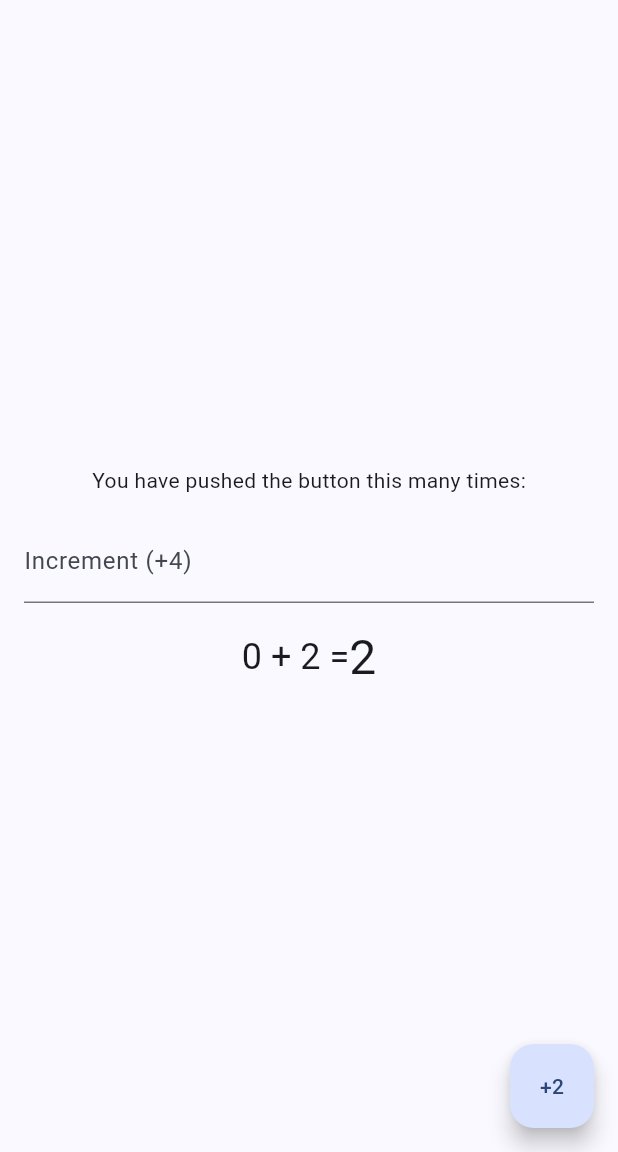
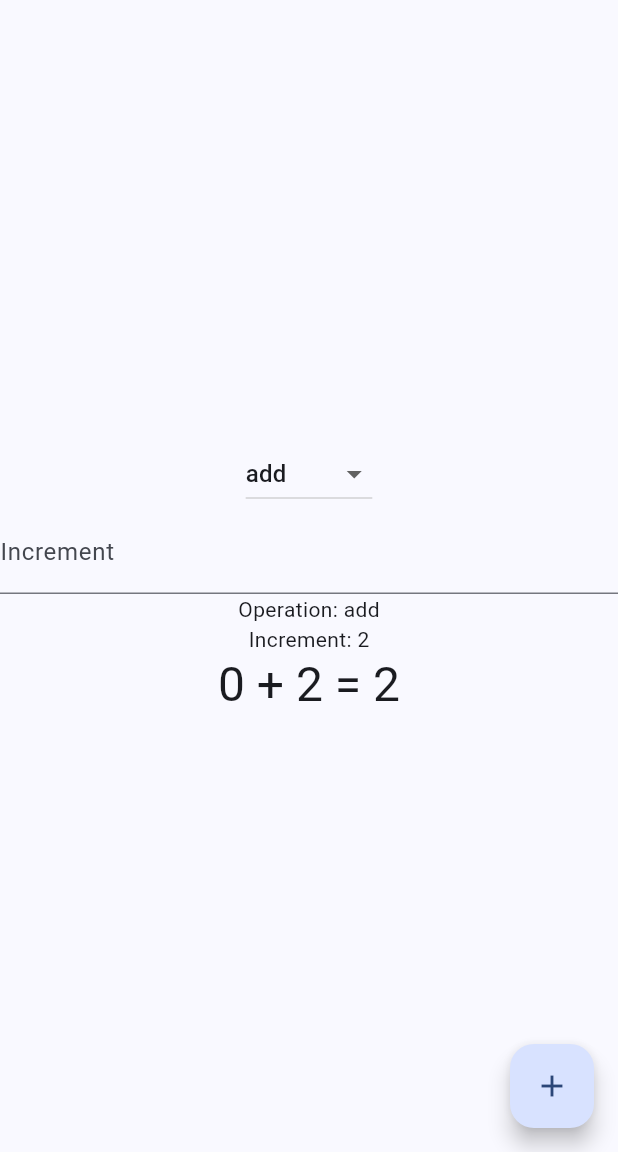
Before and after one commit to SeynabouBK/flutter-calculator, a Flutter app: the screen it shows after launch, on a phone screen of 412 x 824 dp, the part 84-1236 px from its top. Run offline on Flutter 3.47's test engine with Material 3 defaults, Android fonts, the phone set to English and light mode, and no system bars.

Commit message:
tp termine

```diff
--- a/lib/calculator.dart
+++ b/lib/calculator.dart
@@ -1,112 +1,198 @@
 import 'package:flutter/material.dart';
 import 'package:flutter/services.dart';
 
+enum Operation { add, multiply, subtract, divide }
+
 class Calculator extends StatefulWidget {
+  final String title;
   const Calculator({super.key, required this.title});
-
-  final String title;
 
   @override
   State<Calculator> createState() => _CalculatorState();
 }
 
 class _CalculatorState extends State<Calculator> {
-  int _counter = 0;
-  int increment = 2;
+  int _counter =
+      0; // Initialisation à 0, ajustée lors de la sélection de l'opération
+  int _clickCount = 0; // Suivi du nombre de clics
+  int increment = 2; // Valeur initiale de l'incrément
+  Operation _selectedOperation = Operation.add; // Opération initiale
+  final TextEditingController _incrementController = TextEditingController(
+      text: '2'); // Initialisation avec la valeur par défaut
 
   void _incrementCounter() {
     setState(() {
+      // Gestion du compteur pour le premier clic sur des opérations autres que l'addition
+      if (_clickCount == 0 && _selectedOperation != Operation.add) {
+        _counter = 2;
+      }
+
+      // Calcul selon l'opération sélectionnée
+      switch (_selectedOperation) {
+        case Operation.add:
           _counter += increment;
+          break;
+        case Operation.multiply:
+          _counter *= increment;
+          break;
+        case Operation.subtract:
+          _counter -= increment;
+          break;
+        case Operation.divide:
+          if (increment != 0) {
+            _counter ~/= increment;
+          } else {
+            _showErrorDialog('Division par zéro non permise');
+          }
+          break;
+      }
+      _clickCount +=
+          1; // Incrémentation: le compteur de clics après l'opération
     });
   }
 
   void _gestionIncrementInput(String value) {
     if (value.isEmpty) {
       setState(() {
-        increment = 2;
+        increment =
+            2; // Réinitialisation de l'incrément à 2 si le champ est vide
+        _incrementController.text =
+            '2'; // Réinitialise également le champ de texte
       });
       return;
     }
 
     int? newIncrement = int.tryParse(value);
-    if (newIncrement == null || newIncrement <= 0) {
+    if (newIncrement == null || newIncrement < 1) {
+      _showErrorDialog('Les valeurs inférieures à 1 ne sont pas permises');
+      setState(() {
+        increment = 1; // Fixation de l'incrément à 1 si inférieur à 1
+        _incrementController.text =
+            '1'; // Réinitialise le champ de texte à 1 pour l'addition
+      });
+      return;
+    }
+
+    setState(() {
+      increment = newIncrement;
+    });
+  }
+
+  void _showErrorDialog(String message) {
     showDialog(
       context: context,
       builder: (BuildContext context) {
         return AlertDialog(
           title: const Text('Erreur'),
-            content: const Text(
-                "La valeur de l'incrément ne doit pas être inférieure à 1"),
-            actions: <Widget>[
+          content: Text(message),
+          actions: [
             TextButton(
+              child: const Text('OK'),
               onPressed: () {
                 Navigator.of(context).pop();
               },
-                child: const Text('Ok'),
             ),
           ],
         );
       },
     );
-      setState(() {
-        increment = 1;
-      });
-    } else {
-      setState(() {
-        increment = newIncrement;
-      });
-    }
   }
 
   @override
   Widget build(BuildContext context) {
     return Scaffold(
-      appBar: AppBar(
-        //// La couleur de l'AppBar est maintenant définie par appBarTheme
-
-        title: Text(widget.title),
-      ),
+      appBar: AppBar(title: Text(widget.title)),
       body: Center(
         child: Column(
           mainAxisAlignment: MainAxisAlignment.center,
           children: <Widget>[
-            const Text(
-              'You have pushed the button this many times:',
+            DropdownButton<Operation>(
+              value: _selectedOperation,
+              onChanged: (Operation? newValue) {
+                if (newValue != null) {
+                  setState(() {
+                    _selectedOperation = newValue;
+                    _counter = newValue == Operation.add
+                        ? 0
+                        : 2; // Ajustement du compteur pour l'opération
+                    _clickCount =
+                        0; // Réinitialisation du compteur de clics lors du changement d'opération
+                    increment =
+                        2; // Réinitialisation de l'incrément à 2 à chaque changement d'opération
+                    _incrementController.text =
+                        '2'; // Réinitialise le texte du champ à chaque changement d'opération
+                  });
+                }
+              },
+              items: Operation.values.map((Operation operation) {
+                return DropdownMenuItem<Operation>(
+                  value: operation,
+                  child: Text(operation.toString().split('.').last),
+                );
+              }).toList(),
             ),
-            Padding(
-              padding: const EdgeInsets.all(16),
-              child: TextField(
+            TextField(
               decoration: const InputDecoration(
-                    labelText: 'Increment (+4)',
+                labelText: 'Increment',
+                hintText: 'Enter a value',
               ),
               keyboardType: TextInputType.number,
               inputFormatters: [
-                    FilteringTextInputFormatter.digitsOnly,
-                  ],
-                  onChanged: _gestionIncrementInput),
+                FilteringTextInputFormatter.digitsOnly
+              ], // je assure que seuls les nombres entiers sont entrés
+              onChanged: _gestionIncrementInput,
             ),
-            Row(
-              mainAxisAlignment: MainAxisAlignment.center,
-              children: [
+            Text('Operation: ${_selectedOperation.toString().split('.').last}'),
+            Text('Increment: $increment'),
             Text(
-                  "$_counter + $increment =",
-                  style: Theme.of(context).textTheme.headlineSmall,
-                ),
-                Text(
-                  '${_counter + increment}',
-                  style: Theme.of(context).textTheme.headlineLarge,
-                ),
-              ],
-            )
+                '$_counter ${_getOperationSymbol()} $increment = ${_calculateNewValue()}',
+                style: Theme.of(context).textTheme.headlineLarge),
+            if (_clickCount > 0) Text('Vous avez cliqué $_clickCount fois')
           ],
         ),
       ),
       floatingActionButton: FloatingActionButton(
         onPressed: _incrementCounter,
-        tooltip: 'Increment',
-        child: Text('+$increment'), // Remplacer l'icône par le texte "+2"
-        //child: const Icon(Icons.add),
+        tooltip: 'Operate',
+        child: Icon(_selectedOperation == Operation.add
+            ? Icons.add
+            : _selectedOperation == Operation.multiply
+                ? Icons.clear
+                : _selectedOperation == Operation.subtract
+                    ? Icons.remove
+                    : Icons.safety_divider),
       ),
     );
   }
+
+  String _getOperationSymbol() {
+    switch (_selectedOperation) {
+      case Operation.add:
+        return "+";
+      case Operation.multiply:
+        return "*";
+      case Operation.subtract:
+        return "-";
+      case Operation.divide:
+        return "/";
+      default:
+        return "";
     }
+  }
+
+  int _calculateNewValue() {
+    // Calcul du résultat en fonction de l'opération pour affichage
+    switch (_selectedOperation) {
+      case Operation.add:
+        return _counter + increment;
+      case Operation.multiply:
+        return _counter * increment;
+      case Operation.subtract:
+        return _counter - increment;
+      case Operation.divide:
+        return increment != 0 ? _counter ~/ increment : _counter;
+      default:
+        return _counter;
+    }
+  }
+}
```
Also changed, not shown: 1 other file. Lines whose indentation alone changed are shown as unchanged.
